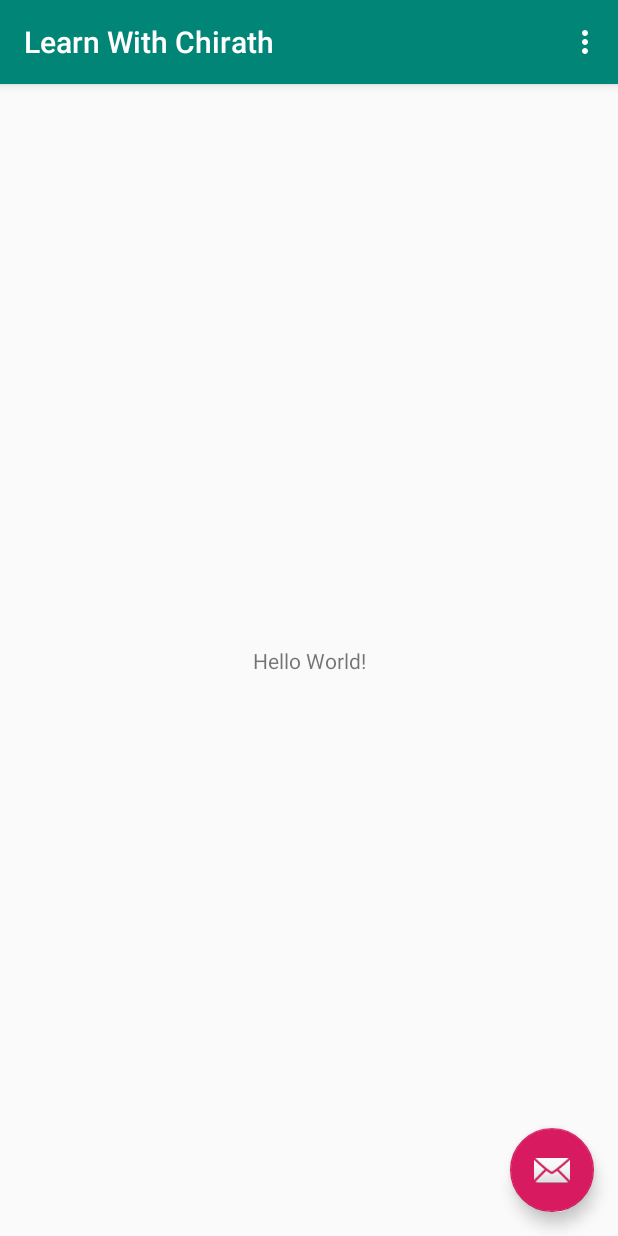
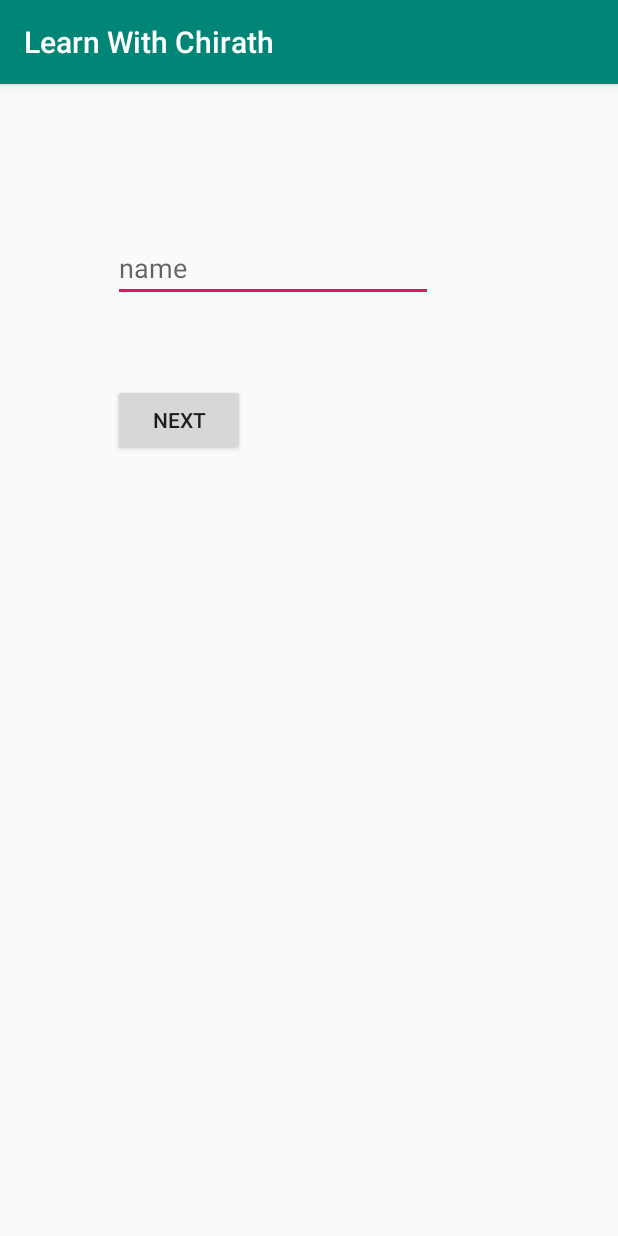
Before and after one commit to YasiruPriyadarshana/EClassKIT, an Android app: the screen it shows after launch (MainActivity before the commit, GetInfo after it), on a phone screen of 412 x 824 dp. Run offline under Robolectric (Android 15) with nearby library versions, the phone set to English and light mode, and no system bars.

Commit message:
add get information.add home page basic

```diff
--- a/app/build.gradle
+++ b/app/build.gradle
@@ -24,6 +24,7 @@ dependencies {
     implementation 'androidx.appcompat:appcompat:1.1.0'
     implementation 'androidx.constraintlayout:constraintlayout:1.1.3'
     implementation 'com.google.android.material:material:1.0.0'
+    implementation 'androidx.legacy:legacy-support-v4:1.0.0'
     testImplementation 'junit:junit:4.12'
     androidTestImplementation 'androidx.test:runner:1.2.0'
     androidTestImplementation 'androidx.test.espresso:espresso-core:3.2.0'
--- /dev/null
+++ b/app/src/main/java/com/wonder/learnwithchirath/FragmentName.java
@@ -0,0 +1,42 @@
+package com.wonder.learnwithchirath;
+
+import android.content.Context;
+import android.net.Uri;
+import android.os.Bundle;
+
+import androidx.annotation.Nullable;
+import androidx.fragment.app.Fragment;
+import androidx.fragment.app.FragmentTransaction;
+
+import android.view.LayoutInflater;
+import android.view.View;
+import android.view.ViewGroup;
+import android.widget.Button;
+
+
+public class FragmentName extends Fragment {
+    private Button bt_Name;
+    View view;
+
+    @Nullable
+    @Override
+    public View onCreateView(LayoutInflater inflater, @Nullable final ViewGroup container,
+                             @Nullable Bundle savedInstanceState) {
+        // Inflate the layout for this fragment
+        view = inflater.inflate(R.layout.fragment_fragment_name, container, false);
+
+
+        bt_Name=(Button) view.findViewById(R.id.bt_name);
+
+        bt_Name.setOnClickListener(new View.OnClickListener() {
+            @Override
+            public void onClick(View view) {
+                FragmentTransaction ft = requireActivity().getSupportFragmentManager().beginTransaction();
+                ft.replace(R.id.fragmentplace, new FragmentNumber(), null);
+                ft.commit();
+            }
+        });
+
+        return view;
+    }
+}
--- /dev/null
+++ b/app/src/main/java/com/wonder/learnwithchirath/GetInfo.java
@@ -0,0 +1,19 @@
+package com.wonder.learnwithchirath;
+
+import androidx.appcompat.app.AppCompatActivity;
+import androidx.fragment.app.FragmentTransaction;
+
+import android.os.Bundle;
+
+public class GetInfo extends AppCompatActivity {
+
+    @Override
+    protected void onCreate(Bundle savedInstanceState) {
+        super.onCreate(savedInstanceState);
+        setContentView(R.layout.activity_get_info);
+
+        FragmentTransaction fr = getSupportFragmentManager().beginTransaction();
+        fr.add(R.id.fragmentplace, new FragmentName());
+        fr.commit();
+    }
+}
--- /dev/null
+++ b/app/src/main/java/com/wonder/learnwithchirath/Starting.java
@@ -0,0 +1,28 @@
+package com.wonder.learnwithchirath;
+
+import androidx.appcompat.app.AppCompatActivity;
+
+import android.content.Intent;
+import android.os.Bundle;
+
+public class Starting extends AppCompatActivity {
+
+    @Override
+    protected void onCreate(Bundle savedInstanceState) {
+        super.onCreate(savedInstanceState);
+        setContentView(R.layout.activity_starting);
+        Thread myThred=new Thread(){
+            public void run(){
+                try{
+                    sleep(1000);
+                    Intent intent=new Intent(Starting.this,GetInfo.class);
+                    startActivity(intent);
+                    finish();
+                } catch (InterruptedException e){
+                    e.printStackTrace();
+                }
+            }
+        };
+        myThred.start();
+    }
+}
--- /dev/null
+++ b/app/src/main/res/layout/activity_get_info.xml
@@ -0,0 +1,15 @@
+<?xml version="1.0" encoding="utf-8"?>
+<LinearLayout xmlns:android="http://schemas.android.com/apk/res/android"
+    xmlns:app="http://schemas.android.com/apk/res-auto"
+    xmlns:tools="http://schemas.android.com/tools"
+    android:layout_width="match_parent"
+    android:layout_height="match_parent"
+    tools:context=".GetInfo">
+
+    <FrameLayout
+        android:id="@+id/fragmentplace"
+        android:layout_width="match_parent"
+        android:layout_height="match_parent">
+
+    </FrameLayout>
+</LinearLayout>
--- /dev/null
+++ b/app/src/main/res/layout/fragment_fragment_name.xml
@@ -0,0 +1,25 @@
+<?xml version="1.0" encoding="utf-8"?>
+<FrameLayout xmlns:android="http://schemas.android.com/apk/res/android"
+    xmlns:tools="http://schemas.android.com/tools"
+    android:layout_width="match_parent"
+    android:layout_height="match_parent"
+    tools:context=".FragmentName">
+
+    <EditText
+        android:id="@+id/in_name"
+        android:layout_width="wrap_content"
+        android:layout_height="wrap_content"
+        android:layout_marginLeft="75dp"
+        android:layout_marginTop="100dp"
+        android:ems="10"
+        android:hint="name"
+        android:inputType="textPersonName" />
+
+    <Button
+        android:id="@+id/bt_name"
+        android:layout_width="wrap_content"
+        android:layout_height="wrap_content"
+        android:layout_marginLeft="75dp"
+        android:layout_marginTop="200dp"
+        android:text="Next" />
+</FrameLayout>
--- a/app/src/main/res/values/strings.xml
+++ b/app/src/main/res/values/strings.xml
@@ -1,4 +1,7 @@
 <resources>
     <string name="app_name">Learn With Chirath</string>
     <string name="action_settings">Settings</string>
+
+    <!-- TODO: Remove or change this placeholder text -->
+    <string name="hello_blank_fragment">Hello blank fragment</string>
 </resources>
```
Also changed, not shown: app/src/main/AndroidManifest.xml (+6 -4 lines), app/src/main/java/com/wonder/learnwithchirath/FragmentClass.java (added, +40 -0 lines), app/src/main/java/com/wonder/learnwithchirath/FragmentEmail.java (added, +40 -0 lines), app/src/main/java/com/wonder/learnwithchirath/FragmentNumber.java (added, +42 -0 lines), app/src/main/res/layout/activity_starting.xml (added, +18 -0 lines), app/src/main/res/layout/fragment_fragment_class.xml (added, +16 -0 lines), app/src/main/res/layout/fragment_fragment_email.xml (added, +25 -0 lines), app/src/main/res/layout/fragment_fragment_number.xml (added, +25 -0 lines).
